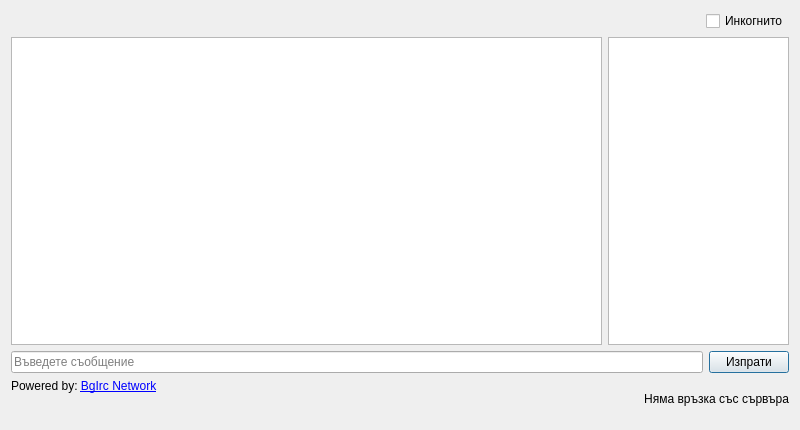
This is src/View/Widgets/ChatDialog.ui in thefinalcutbg/DinoDent as Qt 5 draws it before an edit. The edited form follows.
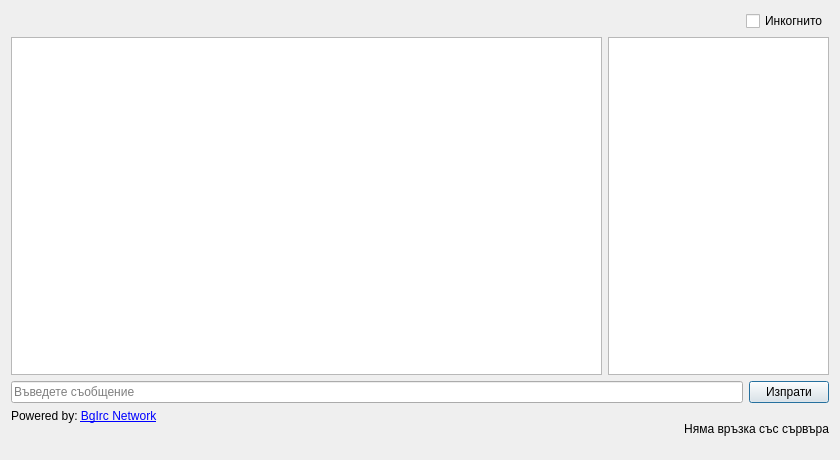
This is the edited form.

What changed in the file:
```diff
--- a/src/View/Widgets/ChatDialog.ui
+++ b/src/View/Widgets/ChatDialog.ui
@@ -6,8 +6,8 @@
    <rect>
     <x>0</x>
     <y>0</y>
-    <width>800</width>
-    <height>430</height>
+    <width>840</width>
+    <height>460</height>
    </rect>
   </property>
   <property name="sizePolicy">
@@ -69,7 +69,7 @@
        </property>
        <property name="maximumSize">
         <size>
-         <width>181</width>
+         <width>221</width>
          <height>16777215</height>
         </size>
        </property>
```
